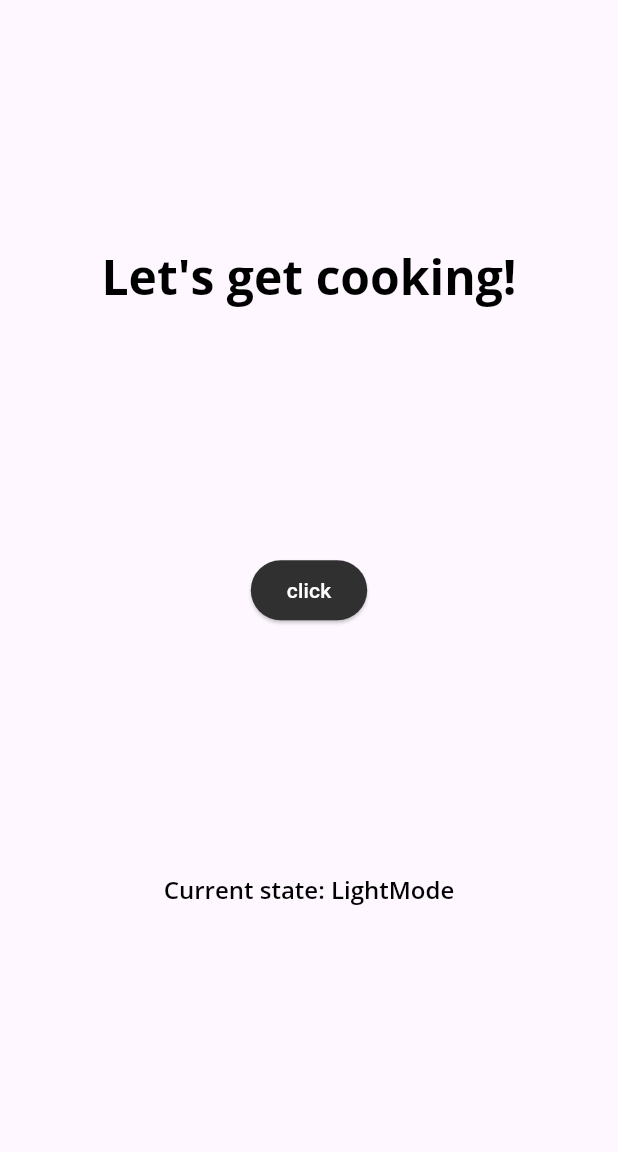
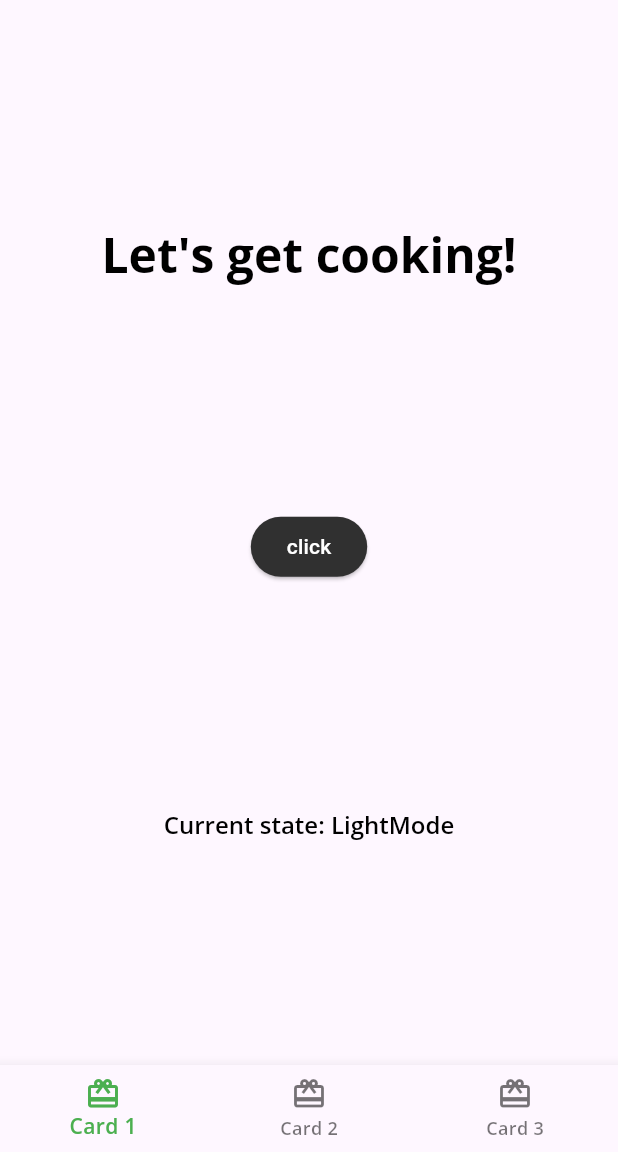
Before and after one commit to krystianpetek/LearningFlutter, a Flutter app: the screen it shows after launch, on a phone screen of 412 x 824 dp, the part 84-1236 px from its top. Run offline on Flutter 3.47's test engine with Material 2 defaults, Android fonts, the phone set to English and light mode, and no system bars; our stand-ins replace google_fonts.

Commit message:
Added navigation bar in bottom of screen with 3 cards

```diff
--- a/book-flutter_apprentice/two_foodapp/lib/home.dart
+++ b/book-flutter_apprentice/two_foodapp/lib/home.dart
@@ -1,5 +1,4 @@
 import 'package:flutter/material.dart';
-import 'package:two_foodapp/foodapp_theme.dart';
 
 class Home extends StatefulWidget {
   final Function darkModeFn;
@@ -57,6 +56,23 @@ class HomeState extends State<Home> {
           ],
         ),
       ),
+      bottomNavigationBar: BottomNavigationBar(
+        selectedItemColor: Theme.of(context).textSelectionTheme.selectionColor,
+        items: const [
+          BottomNavigationBarItem(
+            icon: Icon(Icons.card_giftcard),
+            label: 'Card 1',
+          ),
+          BottomNavigationBarItem(
+            icon: Icon(Icons.card_giftcard),
+            label: 'Card 2',
+          ),
+          BottomNavigationBarItem(
+            icon: Icon(Icons.card_giftcard),
+            label: 'Card 3',
+          ),
+        ],
+      ),
     );
   }
 }
```
